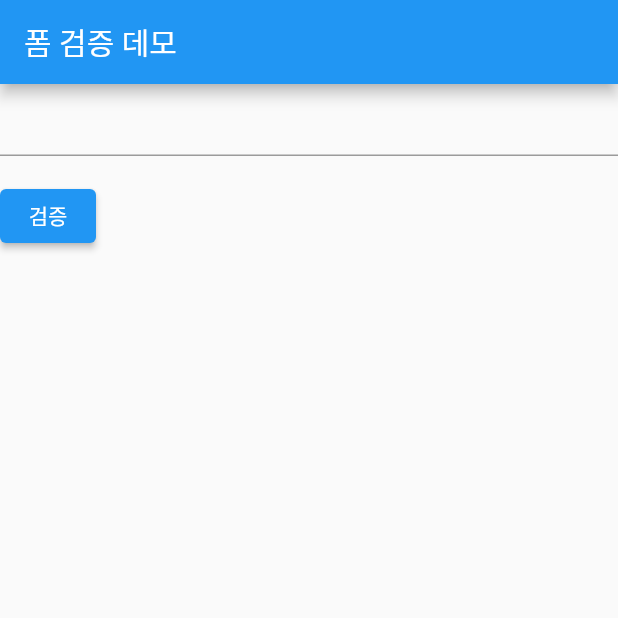
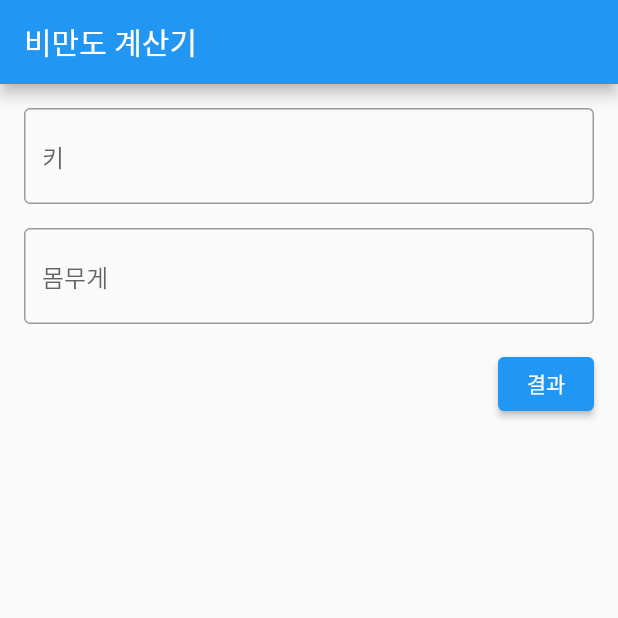
Before and after one commit to uheaji/flutter-study, a Flutter app: the screen it shows after launch, on a phone screen of 412 x 824 dp, the top half of it. Run offline on Flutter 3.47's test engine with Material 2 defaults, Android fonts, the phone set to English and light mode, and no system bars; our stand-ins replace carousel_slider, dio, flutter_icons, flutter_svg, matcher; missing offline and left inert: dart:js.

Commit message:
[20211227] 비만도 계산기

```diff
--- a/flutter_app2/lib/main.dart
+++ b/flutter_app2/lib/main.dart
@@ -8,60 +8,183 @@ class MyApp extends StatelessWidget {
   @override
   Widget build(BuildContext context) {
     return MaterialApp(
-      title: '폼 검증 데모',
-      home: Scaffold(
-        appBar: AppBar(
-          title: Text('폼 검증 데모'),
+      title: 'Flutter Demo',
+      theme: ThemeData(
+        primarySwatch: Colors.blue,
+      ),
+      home: BmiMain(),
+    );
+  }
+}
+
+class BmiMain extends StatefulWidget {
+  @override
+  _BmiMainState createState() => _BmiMainState();
+}
+
+class _BmiMainState extends State<BmiMain> {
+  // 폼의 상태를 얻기 위한 키
+  final _formKey = GlobalKey<FormState>();
+
+  final _heightController = TextEditingController();
+  final _weightController = TextEditingController();
+
+  @override
+  void dispose() {
+    _heightController.dispose();
+    _weightController.dispose();
+    super.dispose();
+  }
+
+  @override
+  Widget build(BuildContext context) {
+    return Scaffold(
+      appBar: AppBar(
+        title: Text('비만도 계산기'),
+      ),
+      body: Container(
+        padding: EdgeInsets.all(16.0),
+        child: Form(
+          // 키 할당
+          key: _formKey,
+          child: Column(
+            children: [
+              // 키 입력 필드
+              TextFormField(
+                decoration: InputDecoration(
+                  border: OutlineInputBorder(),
+                  hintText: '키',
+                ),
+                keyboardType: TextInputType.number,
+                controller: _heightController,
+                validator: (value) {
+                  if (value!.trim().isEmpty) {
+                    // 입력한 값의 앞뒤 공백을 제거한 것이 비었다면 에러 메시지 표시
+                    return '키를 입력하세요';
+                  }
+                  return null; // null을 반환하면 에러가 없는것임
+                },
+              ),
+              SizedBox(
+                height: 16.0,
+              ),
+              // 몸무게 입력 필드
+              TextFormField(
+                decoration: InputDecoration(
+                  border: OutlineInputBorder(),
+                  hintText: '몸무게',
+                ),
+                keyboardType: TextInputType.number,
+                controller: _weightController,
+                validator: (value) {
+                  if (value!.trim().isEmpty) {
+                    return '키를 입력하세요';
+                  }
+                  return null;
+                },
+              ),
+              Container(
+                margin: EdgeInsets.only(top: 16.0),
+                alignment: Alignment.centerRight,
+                child: ElevatedButton(
+                  onPressed: () {
+                    // 폼에 입력된 값 검증
+                    if (_formKey.currentState!.validate()) {
+                      // 검증시 처리
+                      Navigator.push(
+                        context,
+                        MaterialPageRoute(
+                            builder: (context) => BmiResult(
+                                height:
+                                    double.parse(_heightController.text.trim()),
+                                weight: double.parse(
+                                    _weightController.text.trim()))),
+                      );
+                    }
+                  },
+                  child: Text('결과'),
+                ),
+              )
+            ],
+          ),
         ),
-        body: MyCustomForm(),
       ),
     );
   }
 }
 
-class MyCustomForm extends StatefulWidget {
-  @override
-  State<MyCustomForm> createState() => _MyCustomForm();
-}
+class BmiResult extends StatelessWidget {
+  // 상수는 값을 반드시 초기화해야 하므로 생성자를 통해 초기화가 이루어진다.
+  final double height; // 키
+  final double weight; // 몸무게
 
-class _MyCustomForm extends State<MyCustomForm> {
-  // Form 위젯에 유니크한 키값을 부여하고 검증시 사용
-  final _formKey = GlobalKey<FormState>();
+  BmiResult({
+    required this.height,
+    required this.weight,
+  });
 
   @override
   Widget build(BuildContext context) {
-    // Form 위젯에 _formKey를 지정
-    return Form(
-      key: _formKey,
-      child: Column(
-        crossAxisAlignment: CrossAxisAlignment.start,
-        children: [
-          // TextFormField위젯은 TextField 위젯이 제공하는 기능에 추가로 validator 프로퍼티를 활용한 검증 기능도 제공한다.
-          TextFormField(
-            // validator에는 입력된 값(valuie)를 인수로 받는 함수를 작성합니다.
-            validator: (value) {
-              if (value!.isEmpty) {
-                return '글자를 입력하세요.';
-              }
-              return null;
-            },
-          ),
-          Padding(
-            padding: EdgeInsets.symmetric(vertical: 16.0),
-            child: ElevatedButton(
-              onPressed: () {
-                // 폼을 검증하여 통과하면 true, 실패하면 false 리턴
-                if (_formKey.currentState!.validate()) {
-                  // 검증이 통과하면 스낵바 표시
-                  ScaffoldMessenger.of(context)
-                      .showSnackBar(SnackBar(content: Text('검증 완료')));
-                }
-              },
-              child: Text('검증'),
+    final bmi = weight / ((height / 100) * (height / 100));
+    print('bmi : $bmi');
+
+    return Scaffold(
+      appBar: AppBar(
+        title: Text('비만도 계산기'),
+      ),
+      body: Center(
+        child: Column(
+          mainAxisAlignment: MainAxisAlignment.center,
+          children: [
+            Text(
+              _calcBmi(bmi),
+              style: TextStyle(fontSize: 36),
             ),
-          )
-        ],
+            SizedBox(
+              height: 16,
+            ),
+            _buildIcon(bmi),
+          ],
+        ),
       ),
     );
   }
+
+  String _calcBmi(double bmi) {
+    var result = '저체중';
+    if (bmi >= 35) {
+      result = '고도 비만';
+    } else if (bmi >= 30) {
+      result = '2단계 비만';
+    } else if (bmi >= 25) {
+      result = '1단계 비만';
+    } else if (bmi >= 23) {
+      result = '과제충';
+    } else if (bmi >= 18.5) {
+      result = '정상';
+    }
+    return result;
+  }
+
+  Widget _buildIcon(double bmi) {
+    if (bmi >= 23) {
+      return Icon(
+        Icons.sentiment_very_dissatisfied,
+        color: Colors.red,
+        size: 100,
+      );
+    } else if (bmi >= 18.5) {
+      return Icon(
+        Icons.sentiment_satisfied,
+        color: Colors.green,
+        size: 100,
+      );
+    } else {
+      return Icon(
+        Icons.sentiment_dissatisfied,
+        color: Colors.orange,
+        size: 100,
+      );
+    }
+  }
 }
```
